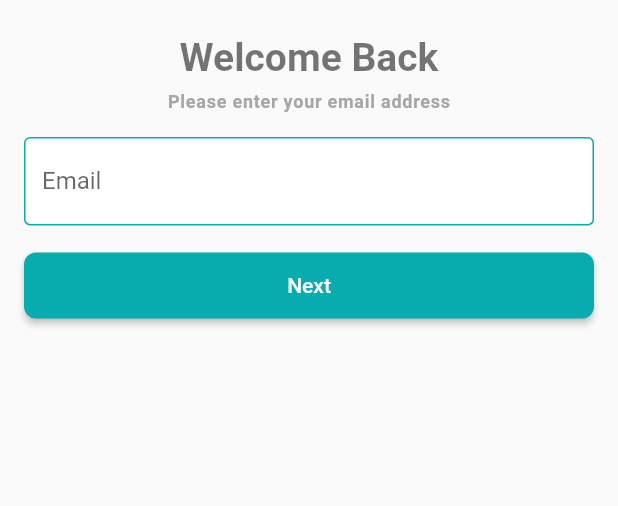
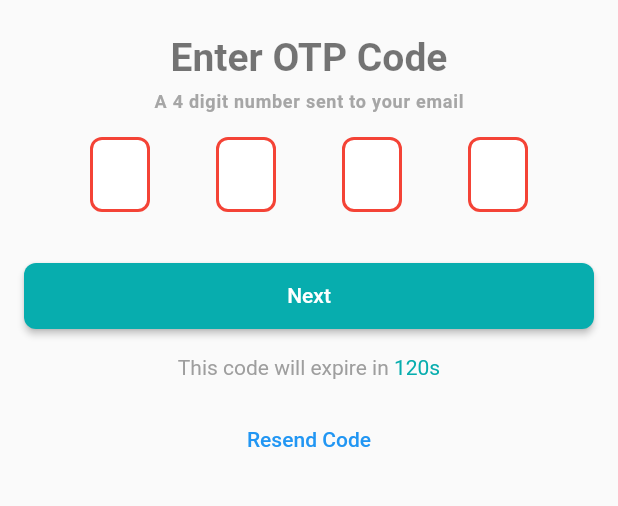
Before and after one commit to MuhammedAltafhossain/Ecom, a Flutter app: the screen it shows after launch, after a tap on "Next", on a phone screen of 412 x 824 dp, the part 318-824 px from its top. Run offline on Flutter 3.47's test engine with Material 2 defaults, Android fonts, the phone set to English and light mode, and no system bars; drawn by our look-alikes of pin_code_fields; our stand-ins replace flutter_svg.

Commit message:
verify otp and complete profile ui screen design added

```diff
--- a/lib/main.dart
+++ b/lib/main.dart
@@ -1,7 +1,5 @@
-import 'package:ecom/ui/screens/eamilAuth_screen.dart';
-import 'package:ecom/ui/screens/splash_screen.dart';
+import 'package:ecom/ui/screens/email_auth_screen.dart';
 import 'package:flutter/material.dart';
-import '';
 
 void main() {
   runApp(const MyApp());
--- a/lib/ui/screens/eamilAuth_screen.dart
+++ b/lib/ui/screens/email_auth_screen.dart
@@ -1,5 +1,6 @@
+import '../screens/verify_otp_screen.dart';
+import '../widget/add_text_from_field_widget.dart';
 import '../widget/app_elevated_button.dart';
-import '../widget/add_textfromFieldWidget.dart';
 import 'package:flutter/material.dart';
 import 'package:flutter_svg/flutter_svg.dart';
 
@@ -61,7 +62,12 @@ class _EmailAuthScreenState extends State<EmailAuthScreen> {
                 ),
                 AppElevatedButton(
                   text: 'Next',
-                  onTap: () {},
+                  onTap: () {
+                    Navigator.push(
+                        context,
+                        MaterialPageRoute(
+                            builder: (context) => VerifyOtpScreen()));
+                  },
                 )
               ],
             ),
--- /dev/null
+++ b/lib/ui/screens/verify_otp_screen.dart
@@ -0,0 +1,131 @@
+import 'package:ecom/ui/screens/complete_profile_screen.dart';
+import 'package:ecom/ui/utils/app_colors.dart';
+import '../widget/app_elevated_button.dart';
+import 'package:flutter/material.dart';
+import 'package:flutter_svg/flutter_svg.dart';
+import 'package:pin_code_fields/pin_code_fields.dart';
+
+class VerifyOtpScreen extends StatefulWidget {
+  const VerifyOtpScreen({Key? key}) : super(key: key);
+
+  @override
+  State<VerifyOtpScreen> createState() => _VerifyOtpScreenState();
+}
+
+class _VerifyOtpScreenState extends State<VerifyOtpScreen> {
+  @override
+  Widget build(BuildContext context) {
+    return Scaffold(
+      body: Padding(
+        padding: const EdgeInsets.all(16.0),
+        child: SafeArea(
+          child: SingleChildScrollView(
+            child: Column(
+              children: [
+                const SizedBox(
+                  height: 70,
+                ),
+                SvgPicture.asset(
+                  'assets/images/crafty-bay-logo.svg',
+                  width: 120,
+                  fit: BoxFit.scaleDown,
+                ),
+                const SizedBox(
+                  height: 23,
+                ),
+                const Text(
+                  'Enter OTP Code',
+                  style: TextStyle(
+                      fontSize: 26,
+                      fontWeight: FontWeight.w600,
+                      color: Colors.black54),
+                ),
+                const SizedBox(
+                  height: 8,
+                ),
+                const Text(
+                  'A 4 digit number sent to your email',
+                  style: TextStyle(
+                      fontSize: 12,
+                      fontWeight: FontWeight.w600,
+                      color: Color(0xFFa6a6a6),
+                      letterSpacing: 0.5),
+                ),
+                const SizedBox(
+                  height: 16,
+                ),
+                PinCodeTextField(
+                  length: 4,
+                  obscureText: false,
+                  animationType: AnimationType.fade,
+                  mainAxisAlignment: MainAxisAlignment.spaceEvenly,
+                  pinTheme: PinTheme(
+                    shape: PinCodeFieldShape.box,
+                    borderRadius: BorderRadius.circular(8),
+                    fieldHeight: 50,
+                    fieldWidth: 40,
+                    activeFillColor: Colors.white,
+                    inactiveColor: Colors.red,
+                    selectedFillColor: Colors.white,
+                    selectedColor: AppColors.primaryColor,
+                    inactiveFillColor: Colors.white,
+                  ),
+                  animationDuration: const Duration(milliseconds: 300),
+                  backgroundColor: Colors.transparent,
+                  enableActiveFill: true,
+                  onCompleted: (v) {
+                    print("Completed");
+                  },
+                  onChanged: (value) {
+                    print(value);
+                    setState(() {});
+                  },
+                  beforeTextPaste: (text) {
+                    print("Allowing to paste $text");
+                    //if you return true then it will show the paste confirmation dialog. Otherwise if false, then nothing will happen.
+                    //but you can show anything you want here, like your pop up saying wrong paste format or etc
+                    return true;
+                  },
+                  appContext: context,
+                ),
+                const SizedBox(
+                  height: 16,
+                ),
+                AppElevatedButton(
+                  text: 'Next',
+                  onTap: () {
+                    Navigator.push(
+                        context,
+                        MaterialPageRoute(
+                            builder: (context) => const CompleteProfileScreen()));
+                  },
+                ),
+                const SizedBox(
+                  height: 16,
+                ),
+                RichText(
+                  text: TextSpan(
+                    text: 'This code will expire in ',
+                    style: const TextStyle(color: Colors.grey),
+                    children: [
+                      TextSpan(
+                        text: '120s',
+                        style: TextStyle(
+                          color: AppColors.primaryColor,
+                        ),
+                      ),
+                    ],
+                  ),
+                ),
+                const SizedBox(
+                  height: 16,
+                ),
+                TextButton(onPressed: () {}, child: const Text('Resend Code'))
+              ],
+            ),
+          ),
+        ),
+      ),
+    );
+  }
+}
--- a/lib/ui/widget/add_textfromFieldWidget.dart
+++ b/lib/ui/widget/add_text_from_field_widget.dart
@@ -3,14 +3,16 @@ import 'package:flutter/material.dart';
 
 class AddTextFieldWidget extends StatelessWidget {
   const AddTextFieldWidget({
-    super.key, required this.controller, required this.hintText,
+    super.key, required this.controller, required this.hintText, this.maxLines,
   });
 
   final TextEditingController controller;
   final String hintText ;
+  final int? maxLines;
   @override
   Widget build(BuildContext context) {
     return TextFormField(
+      maxLines: maxLines ?? 1,
       controller: controller,
       decoration: InputDecoration(
         hintText: hintText,
```
Also changed, not shown: lib/ui/screens/complete_profile_screen.dart (added, +112 -0 lines).
